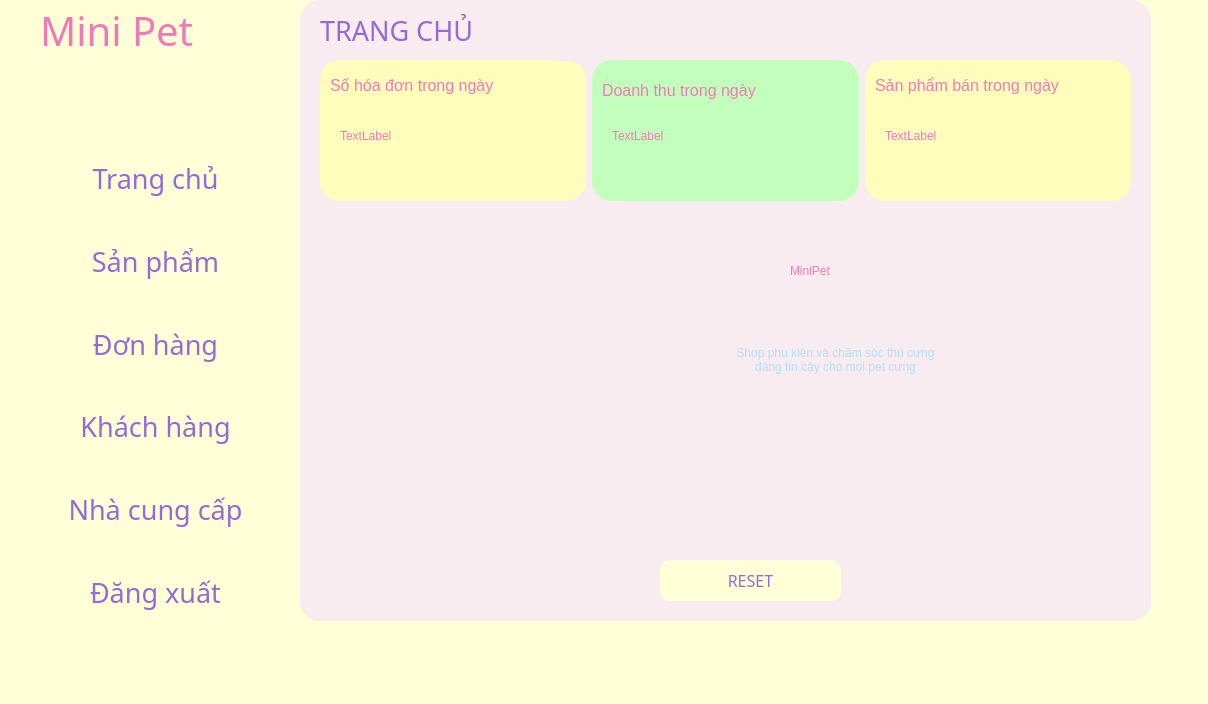
This is Main/main2.ui in minhngoc22/Pet-Store as Qt 5 draws it before an edit. The edited form follows.
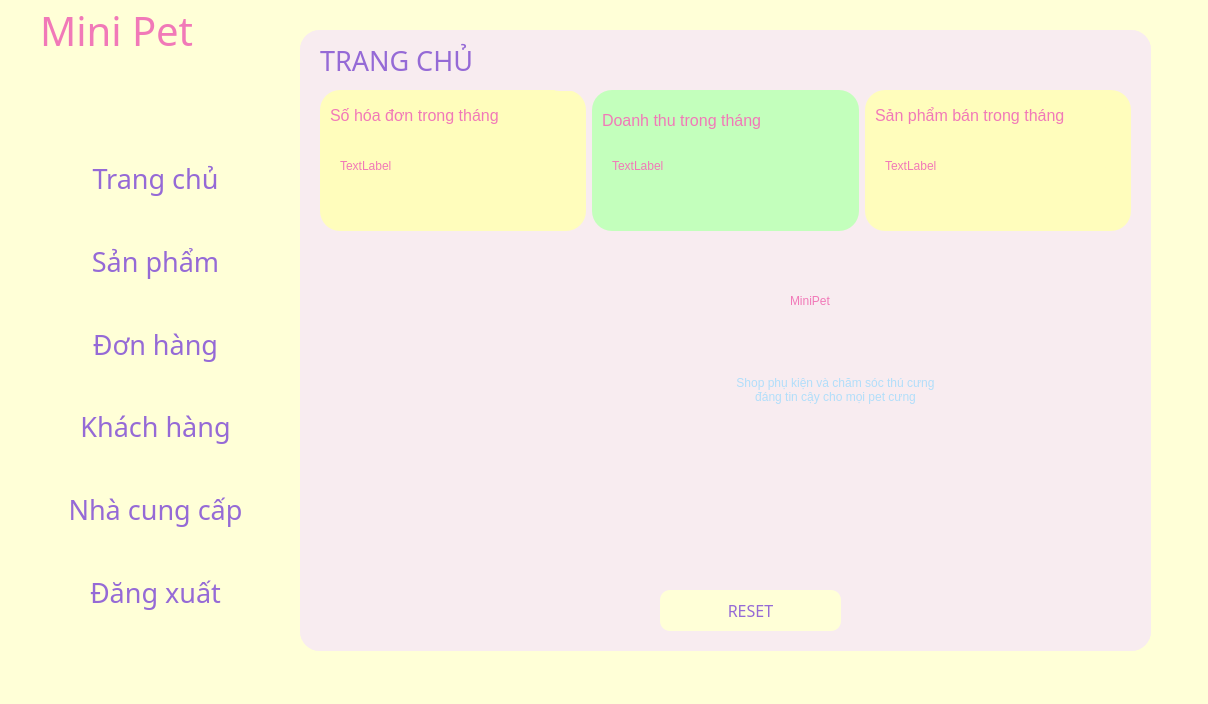
This is the edited form. The open tabs and pages were chosen to show the change. Icons and pictures are not drawn.

What changed in the file:
```diff
--- a/Main/main2.ui
+++ b/Main/main2.ui
@@ -327,7 +327,7 @@
     <property name="geometry">
      <rect>
       <x>300</x>
-      <y>0</y>
+      <y>30</y>
       <width>851</width>
       <height>621</height>
      </rect>
@@ -441,7 +441,7 @@
 </string>
           </property>
           <property name="text">
-           <string>Số hóa đơn trong ngày</string>
+           <string>Số hóa đơn trong tháng</string>
           </property>
          </widget>
          <widget class="QLabel" name="label_26">
@@ -537,7 +537,7 @@
 </string>
           </property>
           <property name="text">
-           <string>Doanh thu trong ngày</string>
+           <string>Doanh thu trong tháng</string>
           </property>
          </widget>
          <widget class="QLabel" name="label_28">
@@ -659,7 +659,7 @@
 </string>
           </property>
           <property name="text">
-           <string>Sản phẩm bán trong ngày</string>
+           <string>Sản phẩm bán trong tháng</string>
           </property>
          </widget>
          <widget class="QLabel" name="lbl_sp">
```
Left out of the diff: 2 changed lines with no effect on the pictures.
